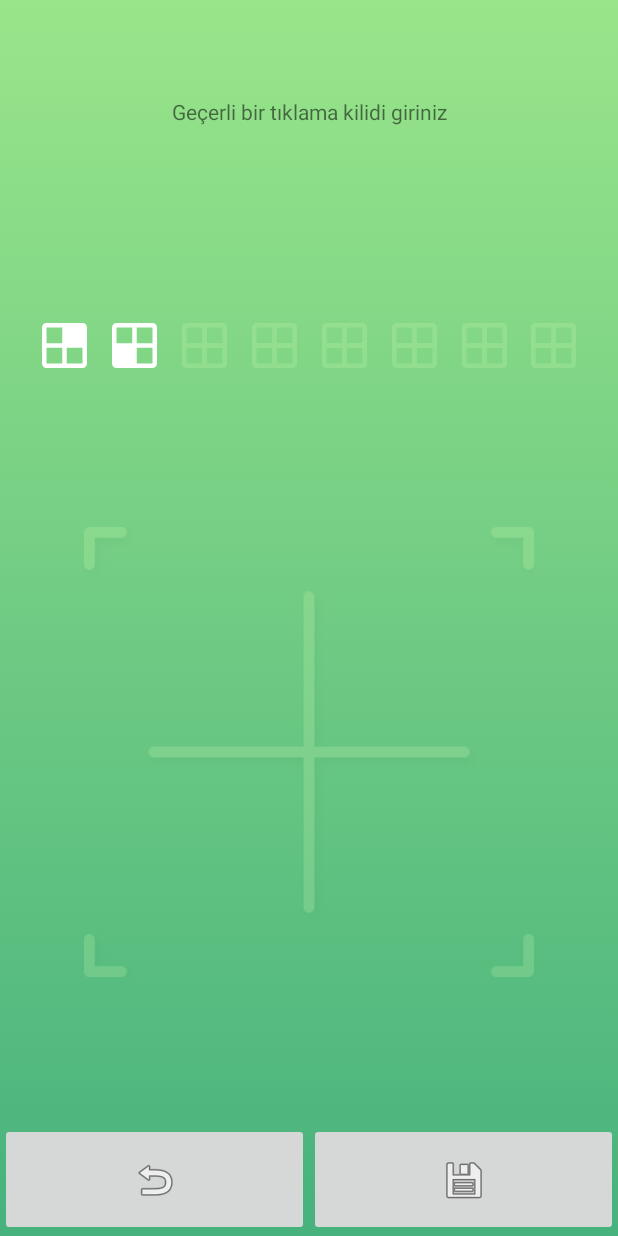
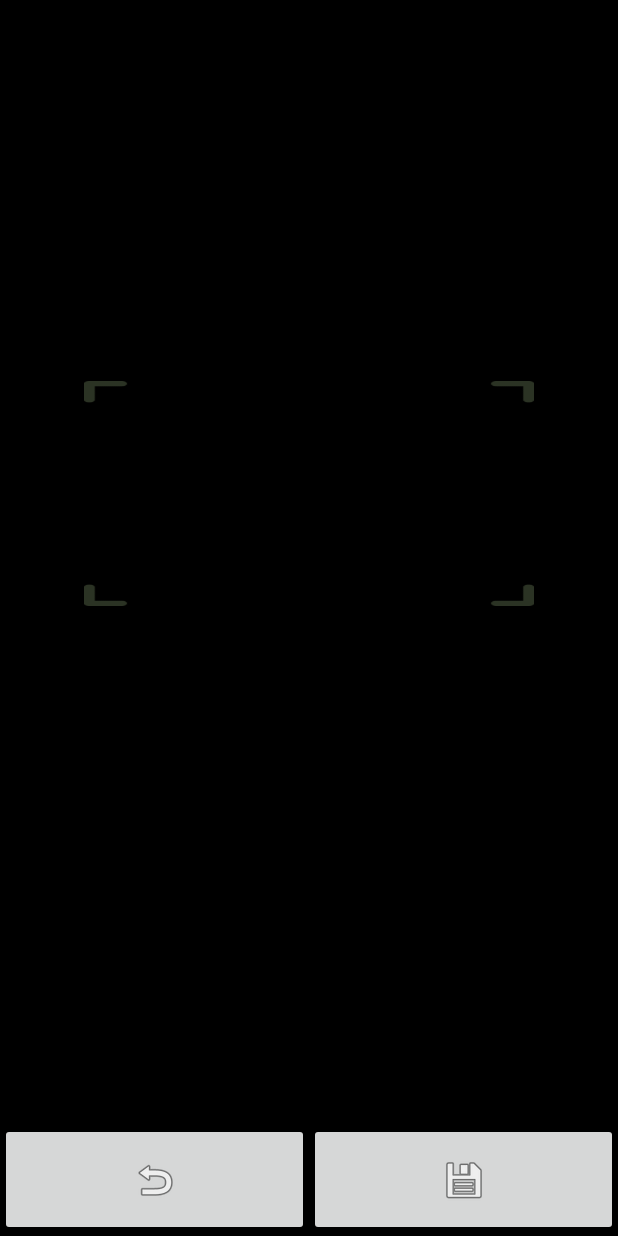
Before and after one commit to ibragunduz/KnockCodeView, an Android app: the screen it shows after launch (MainActivity), after a tap on an icon or button, on a phone screen of 412 x 824 dp. Run offline under Robolectric (Android 15) with nearby library versions, the phone set to English and light mode, and no system bars; 1 statement that could not run was skipped; 1 other tap on this screen came first.

Commit message:
second commit

```diff
--- a/knockcodeview/src/main/java/com/ibragunduz/knockcodeview/views/KnockCodeView.java
+++ b/knockcodeview/src/main/java/com/ibragunduz/knockcodeview/views/KnockCodeView.java
@@ -131,8 +131,16 @@ public class KnockCodeView extends LinearLayout implements View.OnClickListener,
 
 
 
-    public void hideCenterLine(){
+    public void hideCenterLine(int resId)
+    {
+
+
+
+        if (resId!=0){
+            setLinesDrawable(resId);
+        }else{
         setLinesDrawable(R.drawable.line2);
+        }
     }
 
     public void resetClicksSquence(){
--- a/knockcodeview/src/main/res/layout/activity_knock_code_view.xml
+++ b/knockcodeview/src/main/res/layout/activity_knock_code_view.xml
@@ -89,8 +89,7 @@
             android:layout_height="match_parent"
             android:layout_centerHorizontal="true"
             android:layout_centerVertical="true"
-
-            android:src="@drawable/line"/>
+/>
     </RelativeLayout>
 
 
--- a/sample/src/main/java/com/ibragunduz/knockcodeviewlibrary/MainActivity.java
+++ b/sample/src/main/java/com/ibragunduz/knockcodeviewlibrary/MainActivity.java
@@ -21,11 +21,12 @@ public class MainActivity extends AppCompatActivity {
 
         final ClicksIndicatorView myIndicator = (ClicksIndicatorView)findViewById(R.id.my_knock_inditactor);
 
-        view.setInditactor(myIndicator);
+        //view.setInditactor(myIndicator);
 
-        view.setType(KnockCodeView.SET_PASSWORD);
-        view.setVibrationActive(true);
-        view.setTruePassword(new int[]{1,4,3});
+        view.setType(KnockCodeView.LOCK_SCREEN);
+        view.hideCenterLine(0);
+        //view.setVibrationActive(true);
+        //view.setTruePassword(new int[]{1,4,3});
 
 
 
--- a/sample/src/main/res/layout/deneme.xml
+++ b/sample/src/main/res/layout/deneme.xml
@@ -2,7 +2,7 @@
 <LinearLayout xmlns:android="http://schemas.android.com/apk/res/android"
     android:orientation="vertical" android:layout_width="match_parent"
     android:layout_height="match_parent"
-    android:background="@drawable/background_gradient_green">
+    android:background="#000">
 <RelativeLayout
     android:layout_width="match_parent"
     android:layout_height="0dp"
@@ -44,7 +44,7 @@
             <com.ibragunduz.knockcodeview.views.KnockCodeView
                 android:id="@+id/my_knock_view"
                 android:layout_width="match_parent"
-                android:layout_height="match_parent"
+                android:layout_height="150dp"
                 android:gravity="center|top"></com.ibragunduz.knockcodeview.views.KnockCodeView>
 
 
```
